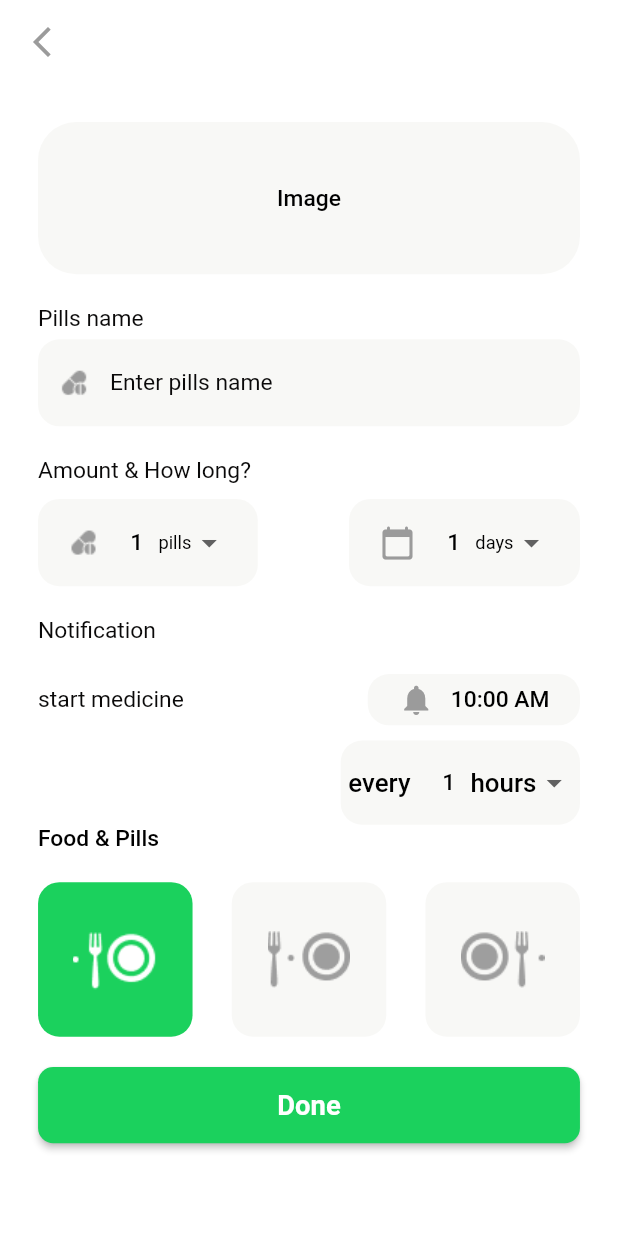
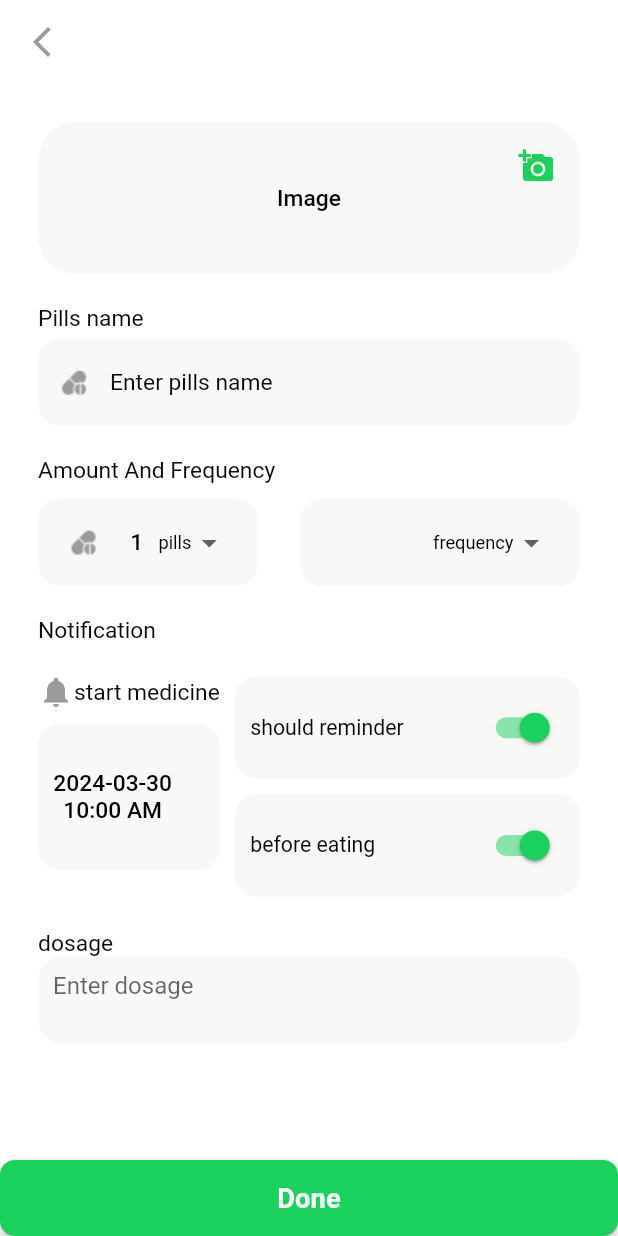
Before and after one commit to gen2-eslam/pill_reminder, a Flutter app: the AddMedecineScreen screen opened by its route, on a phone screen of 412 x 824 dp. Run offline on Flutter 3.47's test engine with Material 3 defaults, Android fonts, the phone set to English and light mode, and no system bars; our stand-ins replace bloc, dartz, dio, flutter_bloc, flutter_screenutil, get_it and 4 more; missing offline and left inert: omni_datetime_picker; accounts and stored records are empty.

Commit message:
make some changes in add medicinces

```diff
--- /dev/null
+++ b/devtools_options.yaml
@@ -0,0 +1 @@
+extensions:
--- /dev/null
+++ b/lib/controller/edit_medicien/medicien_cubit.dart
@@ -0,0 +1,41 @@
+import 'dart:io';
+
+import 'package:flutter_bloc/flutter_bloc.dart';
+import 'package:image_picker/image_picker.dart';
+import 'package:pill_reminder/model/medicines/medicines_model.dart';
+import 'package:pill_reminder/model/medicines/repo/medicines_repo.dart';
+import 'package:pill_reminder/module/add_mdecine/add_medecine_screen.dart';
+
+part 'medicien_state.dart';
+
+class EditMedicienCubit extends Cubit<EditMedicienState> {
+  EditMedicienCubit({required this.medicinesRepo}) : super(MedicienInitial());
+  MedicinesRepo medicinesRepo;
+  static EditMedicienCubit get(context) => BlocProvider.of(context);
+
+  final ImagePicker picker = ImagePicker();
+
+  File? image;
+  Future<void> getImage() async {
+    final pickedFile = await picker.pickImage(source: ImageSource.gallery);
+    if (pickedFile != null) {
+      image = File(pickedFile.path);
+      emit(AddImageSucess());
+    } else {
+      if (image == null) {
+        emit(AddImageError('No image selected'));
+      }
+    }
+  }
+
+  Future<void> addMedecin({required Medicines medicines}) async {
+    emit(MedicienLoading());
+    final response =
+        await medicinesRepo.addMedicines(medicines: medicines, image: image!);
+    response.fold((failures) {
+      emit(MedicienError(failures.errorMessage));
+    }, (sucess) {
+      emit(MedicienAddSuccess(sucess.message));
+    });
+  }
+}
--- /dev/null
+++ b/lib/controller/edit_medicien/medicien_state.dart
@@ -0,0 +1,25 @@
+part of 'medicien_cubit.dart';
+
+abstract class EditMedicienState {}
+
+final class MedicienInitial extends EditMedicienState {}
+
+// MedicienLoading
+final class MedicienLoading extends EditMedicienState {}
+
+final class MedicienError extends EditMedicienState {
+  final String error;
+  MedicienError(this.error);
+}
+
+final class MedicienAddSuccess extends EditMedicienState {
+  final String message;
+  MedicienAddSuccess(this.message);
+}
+
+final class AddImageError extends EditMedicienState {
+  final String error;
+  AddImageError(this.error);
+}
+
+final class AddImageSucess extends EditMedicienState {}
--- a/lib/core/routes/app_router.dart
+++ b/lib/core/routes/app_router.dart
@@ -1,8 +1,10 @@
 import 'package:flutter/material.dart';
 import 'package:flutter_bloc/flutter_bloc.dart';
+import 'package:pill_reminder/controller/edit_medicien/medicien_cubit.dart';
 import 'package:pill_reminder/controller/forget_password/forget_password_cubit.dart';
 import 'package:pill_reminder/controller/home/home_cubit.dart';
 import 'package:pill_reminder/controller/login/login_cubit.dart';
+import 'package:pill_reminder/controller/medicines/medicines_cubit.dart';
 import 'package:pill_reminder/controller/otp_password/otp_password_cubit.dart';
 import 'package:pill_reminder/controller/register/register_cubit.dart';
 import 'package:pill_reminder/controller/reset_password/reset_password_cubit.dart';
@@ -31,10 +33,6 @@ abstract class AppRouter {
     final arguments = settings.arguments;
 
     switch (settings.name) {
-      // case Routes.onBoardingScreen:
-      //   return MaterialPageRoute(
-      //     builder: (_) => const OnBoardingScreen(),
-      //   );
       case Routes.loginScreen:
         return MaterialPageRoute(
           builder: (_) => BlocProvider(
@@ -45,10 +43,11 @@ abstract class AppRouter {
       case Routes.homeScreen:
         return MaterialPageRoute(
           builder: (_) => BlocProvider(
-              create: (context) => HomeCubit(
-                    medicinesRepo: MedicinesRepoImpl(),
-                  ),
-              child: const HomeScreen()),
+            create: (context) => HomeCubit(
+              medicinesRepo: MedicinesRepoImpl(),
+            ),
+            child: const HomeScreen(),
+          ),
         );
 
       case Routes.signUpScreen:
@@ -91,7 +90,11 @@ abstract class AppRouter {
       //addMedecineScreen
       case Routes.addMedecineScreen:
         return MaterialPageRoute(
-          builder: (_) => const AddMedecineScreen(),
+          builder: (_) => BlocProvider(
+            create: (context) =>
+                EditMedicienCubit(medicinesRepo: MedicinesRepoImpl()),
+            child: const AddMedecineScreen(),
+          ),
         );
       case Routes.medecineScreen:
         return MaterialPageRoute(
--- a/lib/core/widgets/custom_elevated_button.dart
+++ b/lib/core/widgets/custom_elevated_button.dart
@@ -6,17 +6,20 @@ import 'package:pill_reminder/core/utils/space_Manager.dart';
 class CustomElevatedButton extends StatelessWidget {
   final Widget child;
   final VoidCallback? onPressed;
+  final ButtonStyle? style;
   const CustomElevatedButton({
     super.key,
     required this.child,
     this.onPressed,
+    this.style,
   });
 
   @override
   Widget build(BuildContext context) {
     return ElevatedButton(
         onPressed: onPressed,
-        style: ElevatedButton.styleFrom(
+        style: style ??
+            ElevatedButton.styleFrom(
                 shape: RoundedRectangleBorder(
                     borderRadius: BorderRadius.circular(AppPadding.p10)),
                 minimumSize: Size(double.infinity, 50.r),
--- a/lib/model/medicines/medicines_model.dart
+++ b/lib/model/medicines/medicines_model.dart
@@ -1,3 +1,7 @@
+import 'dart:io';
+
+import 'package:dio/dio.dart';
+
 class MedicinesModel {
   String message;
   int code;
@@ -82,4 +86,21 @@ class Medicines {
     data['start_time'] = startTime;
     return data;
   }
+
+   Future<FormData> addMed({required File image}) async {
+    String fileName = image.path.split('/').last;
+    FormData formData = FormData.fromMap({
+      'name': name,
+      'type': type,
+      'count': count,
+      'frequency': frequency,
+      'dosage': dosage,
+      'before_eating': beforeEating,
+      'should_reminder': shouldReminder,
+      'start_time': startTime,
+      "image": await MultipartFile.fromFile(image.path, filename: fileName),
+    });
+
+    return formData;
+  }
 }
--- a/lib/model/medicines/repo/medicines_repo.dart
+++ b/lib/model/medicines/repo/medicines_repo.dart
@@ -1,3 +1,5 @@
+import 'dart:io';
+
 import 'package:dartz/dartz.dart';
 import 'package:dio/dio.dart';
 import 'package:pill_reminder/core/error/failure.dart';
@@ -10,6 +12,9 @@ import 'package:pill_reminder/model/register/register_response.dart';
 
 abstract class MedicinesRepo {
   Future<Either<Failures, MedicinesModel>> getMedicines();
+
+  Future<Either<Failures, AuthResponse>> addMedicines(
+      {required Medicines medicines, required File image});
 
   Future<Either<Failures, AuthResponse>> editMedicines(
       {required int id, required Medicines medicines});
@@ -69,4 +74,21 @@ class MedicinesRepoImpl implements MedicinesRepo {
       return Left(LocalFailures(errorMessage: e.toString()));
     }
   }
+
+  @override
+  Future<Either<Failures, AuthResponse>> addMedicines(
+      {required Medicines medicines, required File image}) async {
+    try {
+      final response = await DioHelper.postData(
+        url: PillReminderEndPoint.storeMedicine,
+        token: CacheService.getDataString(key: Keys.token),
+        data: medicines.addMed(image: image),
+      );
+      return Right(AuthResponse.fromJson(response.data));
+    } on DioException catch (e) {
+      return Left(ServerFailure.fromDioError(e));
+    } catch (e) {
+      return Left(LocalFailures(errorMessage: e.toString()));
+    }
+  }
 }
--- a/lib/module/add_mdecine/add_medecine_screen.dart
+++ b/lib/module/add_mdecine/add_medecine_screen.dart
@@ -1,5 +1,7 @@
 import 'package:flutter/material.dart';
+import 'package:flutter_bloc/flutter_bloc.dart';
 import 'package:flutter_screenutil/flutter_screenutil.dart';
+import 'package:pill_reminder/controller/edit_medicien/medicien_cubit.dart';
 import 'package:pill_reminder/core/helper/extensions.dart';
 import 'package:pill_reminder/core/theme/manager/colors_manager.dart';
 import 'package:pill_reminder/core/theme/manager/text_style_manager.dart';
@@ -18,7 +20,6 @@ class AddMedecineScreen extends StatelessWidget {
   @override
   Widget build(BuildContext context) {
     return Scaffold(
-      resizeToAvoidBottomInset: false,
       appBar: AppBar(
         backgroundColor: ColorsManager.white,
         leading: InkWell(
@@ -34,10 +35,33 @@ class AddMedecineScreen extends StatelessWidget {
       body: Container(
         padding: EdgeInsets.all(25.r),
         width: context.deviceWidth,
+        child: SingleChildScrollView(
           child: Column(
             crossAxisAlignment: CrossAxisAlignment.start,
             children: [
-            const AddImage(),
+              Stack(
+                children: [
+                  BlocBuilder<EditMedicienCubit, EditMedicienState>(
+                    builder: (context, state) {
+                      return AddImage(
+                        image: EditMedicienCubit.get(context).image,
+                      );
+                    },
+                  ),
+                  Positioned(
+                    top: 5,
+                    right: 5,
+                    child: IconButton(
+                        icon: const Icon(
+                          Icons.add_a_photo,
+                          color: ColorsManager.green,
+                        ),
+                        onPressed: () {
+                          EditMedicienCubit.get(context).getImage();
+                        }),
+                  ),
+                ],
+              ),
               SizedBox(height: 20.h),
               const CustomTextFeild(
                 title: "Pills name",
@@ -47,19 +71,44 @@ class AddMedecineScreen extends StatelessWidget {
               ),
               const AmountAndHowLong(),
               const NotificationSection(),
-            FoodAndPillsList(),
               SizedBox(height: 20.h),
-            CustomElevatedButton(
+              CustomText(
+                text: "dosage",
+                style: TextStyleManager.textStyle15w400,
+                color: ColorsManager.black,
+              ),
+              Container(
+                clipBehavior: Clip.antiAlias,
+                decoration: BoxDecoration(
+                  borderRadius: BorderRadius.circular(15.r),
+                ),
+                child: const TextField(
+                  maxLines: null,
+                  minLines: 2,
+                  decoration: InputDecoration(
+                    hintText: "Enter dosage",
+                    fillColor: ColorsManager.lightGray,
+                    filled: true,
+                    border: InputBorder.none,
+                    contentPadding: EdgeInsets.all(10),
+                  ),
+                ),
+              ),
+              SizedBox(height: 20.h),
+            ],
+          ),
+        ),
+      ),
+      bottomNavigationBar: CustomElevatedButton(
         onPressed: () {
           // context.pushNamed(Routes.homeScreen);
         },
+
         child: CustomText(
           text: "Done",
+
           style: TextStyleManager.textStyle18w600,
           color: Colors.white,
-              ),
-            ),
-          ],
         ),
       ),
     );
--- a/lib/module/add_mdecine/widgets/add_image.dart
+++ b/lib/module/add_mdecine/widgets/add_image.dart
@@ -1,3 +1,5 @@
+import 'dart:io';
+
 import 'package:flutter/material.dart';
 import 'package:flutter_screenutil/flutter_screenutil.dart';
 import 'package:pill_reminder/core/helper/extensions.dart';
@@ -6,7 +8,7 @@ import 'package:pill_reminder/core/theme/manager/text_style_manager.dart';
 import 'package:pill_reminder/core/widgets/custom_text.dart';
 
 class AddImage extends StatelessWidget {
-  final String? image;
+  final File? image;
   const AddImage({
     super.key,
     this.image,
@@ -25,7 +27,11 @@ class AddImage extends StatelessWidget {
       ),
       child: image == null
           ? CustomText(text: "Image", style: TextStyleManager.textStyle15w500)
-          : Image.network(image!),
+          : Image.file(
+              image!,
+              fit: BoxFit.cover,
+              width: context.deviceWidth,
+            ),
     );
   }
 }
--- a/lib/module/add_mdecine/widgets/amount_and_how_long.dart
+++ b/lib/module/add_mdecine/widgets/amount_and_how_long.dart
@@ -17,7 +17,7 @@ class AmountAndHowLong extends StatelessWidget {
       children: [
         SizedBox(height: 20.h),
         CustomText(
-          text: "Amount & How long?",
+          text: "Amount And Frequency",
           style: TextStyleManager.textStyle15w400,
           color: ColorsManager.black,
         ),
@@ -86,44 +86,36 @@ class AmountAndHowLong extends StatelessWidget {
               child: Row(
                 mainAxisSize: MainAxisSize.min,
                 children: [
-                  const Icon(Icons.calendar_today_rounded,
-                      color: ColorsManager.gray),
+                  // const Icon(Icons.calendar_today_rounded,
+                  //     color: ColorsManager.gray),
                   SizedBox(width: 10.w),
                   DropdownButton(
                     icon: Row(children: [
                       CustomText(
-                          text: "days",
+                          text: "frequency",
                           style: TextStyleManager.textStyle12w400),
                       const Icon(Icons.arrow_drop_down)
                     ]),
-                    hint: Padding(
-                        padding: EdgeInsets.symmetric(horizontal: 10.r),
-                        child: CustomText(
-                          text: "1",
-                          style: TextStyleManager.textStyle15w500,
-                        )),
+                    // hint: Padding(
+                    //     padding: EdgeInsets.symmetric(horizontal: 10.r),
+                    //     child: CustomText(
+                    //       text: "1",
+                    //       style: TextStyleManager.textStyle15w500,
+                    //     )),
                     underline: Container(),
                     onChanged: (value) {},
                     items: const [
                       DropdownMenuItem(
-                        value: "1",
-                        child: Text("1"),
+                        value: "daily",
+                        child: Text("daily"),
                       ),
                       DropdownMenuItem(
-                        value: "2",
-                        child: Text("2"),
+                        value: "weekly",
+                        child: Text("weekly"),
                       ),
                       DropdownMenuItem(
-                        value: "3",
-                        child: Text("3"),
-                      ),
-                      DropdownMenuItem(
-                        value: "4",
-                        child: Text("4"),
-                      ),
-                      DropdownMenuItem(
-                        value: "5",
-                        child: Text("5"),
+                        value: "monthly",
+                        child: Text("monthly"),
                       ),
                     ],
                   ),
--- a/lib/module/add_mdecine/widgets/notification_section.dart
+++ b/lib/module/add_mdecine/widgets/notification_section.dart
@@ -13,7 +13,7 @@ class NotificationSection extends StatelessWidget {
   @override
   Widget build(BuildContext context) {
     return Column(
-      mainAxisAlignment: MainAxisAlignment.start,
+      mainAxisAlignment: MainAxisAlignment.center,
       crossAxisAlignment: CrossAxisAlignment.start,
       mainAxisSize: MainAxisSize.min,
       children: [
@@ -24,98 +24,126 @@ class NotificationSection extends StatelessWidget {
             color: ColorsManager.black),
         SizedBox(height: 20.h),
         Row(
+          mainAxisAlignment: MainAxisAlignment.spaceBetween,
+          crossAxisAlignment: CrossAxisAlignment.center,
+          children: [
+            IntrinsicWidth(
+              stepHeight: 50,
+              child: Column(
                 crossAxisAlignment: CrossAxisAlignment.center,
                 mainAxisAlignment: MainAxisAlignment.spaceBetween,
                 children: [
+                  Row(
+                    children: [
+                      const Icon(Icons.notifications,
+                          color: ColorsManager.gray),
                       CustomText(
+                          textAlign: TextAlign.start,
                           text: "start medicine",
                           style: TextStyleManager.textStyle15w400,
                           color: ColorsManager.black),
-            Container(
-              padding: EdgeInsets.symmetric(vertical: 5.r, horizontal: 20.r),
+                    ],
+                  ),
+                  InkWell(
+                    onTap: () async {
+                      //todo add time and date
+                      await showOmniDateTimePicker(context: context);
+                    },
+                    child: Container(
+                      padding: EdgeInsets.symmetric(
+                          vertical: 30.r, horizontal: 10.r),
                       decoration: BoxDecoration(
                         color: ColorsManager.lightGray,
                         borderRadius: BorderRadius.circular(14.r),
                       ),
-              child: InkWell(
-                onTap: () async {
-                  //todo add time and date
-                  await showOmniDateTimePicker(context: context);
-                },
                       child: Row(
+                        mainAxisSize: MainAxisSize.max,
                         children: [
-                    const Icon(Icons.notifications, color: ColorsManager.gray),
-                    SizedBox(width: 10.w),
+                          Column(
+                            children: [
+                              FittedBox(
+                                child: CustomText(
+                                  text: "2024-03-30",
+                                  style: TextStyleManager.textStyle15w500,
+                                ),
+                              ),
                               FittedBox(
                                 child: CustomText(
                                   text: "10:00 AM",
                                   style: TextStyleManager.textStyle15w500,
                                 ),
+                              ),
+                            ],
                           )
+                        ],
+                      ),
+                    ),
+                  ),
+                  SizedBox(height: 10.h),
+                ],
+              ),
+            ),
+            SizedBox(width: 10.r),
+            Expanded(
+              child: IntrinsicWidth(
+                child: Column(
+                  children: [
+                    Container(
+                      padding: EdgeInsets.all(10.r),
+                      decoration: BoxDecoration(
+                        color: ColorsManager.lightGray,
+                        borderRadius: BorderRadius.circular(14.r),
+                      ),
+                      child: Row(
+                        // mainAxisSize: MainAxisSize.min,
+                        mainAxisAlignment: MainAxisAlignment.spaceBetween,
+                        children: [
+                          FittedBox(
+                            child: CustomText(
+                                text: "should reminder",
+                                style: TextStyleManager.textStyle14w400,
+                                color: ColorsManager.black),
+                          ),
+                          Switch(
+                            value: true,
+                            onChanged: (value) {},
+                            activeColor: ColorsManager.green,
+                          ),
+                        ],
+                      ),
+                    ),
+                    SizedBox(height: 10.h),
+                    Container(
+                      padding: EdgeInsets.all(10.r),
+                      decoration: BoxDecoration(
+                        color: ColorsManager.lightGray,
+                        borderRadius: BorderRadius.circular(14.r),
+                      ),
+                      child: Row(
+                        // mainAxisSize: MainAxisSize.min,
+                        mainAxisAlignment: MainAxisAlignment.spaceBetween,
+                        children: [
+                          FittedBox(
+                            child: CustomText(
+                                text: "before eating",
+                                style: TextStyleManager.textStyle14w400,
+                                color: ColorsManager.black),
+                          ),
+                          Switch(
+                            value: true,
+                            onChanged: (value) {},
+                            activeColor: ColorsManager.green,
+                          ),
+                        ],
+                      ),
+                    ),
                   ],
                 ),
               ),
             ),
           ],
         ),
-        SizedBox(height: 10.h),
-        Align(
-          alignment: AlignmentDirectional.topEnd,
-          child: Container(
-            padding: EdgeInsets.symmetric(vertical: 4.r, horizontal: 5.r),
-            decoration: BoxDecoration(
-              color: ColorsManager.lightGray,
-              borderRadius: BorderRadius.circular(14.r),
-            ),
-            child: Row(
-              mainAxisSize: MainAxisSize.min,
-              children: [
-                // const Icon(Icons.calendar_today_rounded,
-                //     color: ColorsManager.gray),
-                CustomText(
-                    text: "every", style: TextStyleManager.textStyle17w500),
-                SizedBox(width: 10.w),
-                DropdownButton(
-                  icon: Row(children: [
-                    CustomText(
-                        text: "hours", style: TextStyleManager.textStyle17w500),
-                    const Icon(Icons.arrow_drop_down)
-                  ]),
-                  hint: Padding(
-                      padding: EdgeInsets.symmetric(horizontal: 10.r),
-                      child: CustomText(
-                        text: "1",
-                        style: TextStyleManager.textStyle15w500,
-                      )),
-                  underline: Container(),
-                  onChanged: (value) {},
-                  items: const [
-                    DropdownMenuItem(
-                      value: "1",
-                      child: Text("1"),
-                    ),
-                    DropdownMenuItem(
-                      value: "2",
-                      child: Text("2"),
-                    ),
-                    DropdownMenuItem(
-                      value: "3",
-                      child: Text("3"),
-                    ),
-                    DropdownMenuItem(
-                      value: "4",
-                      child: Text("4"),
-                    ),
-                    DropdownMenuItem(
-                      value: "5",
-                      child: Text("5"),
-                    ),
-                  ],
-                ),
-              ],
-            ),
-          ),
-        ),
+
       ],
     );
   }
--- a/lib/module/medecine/medecine_screen.dart
+++ b/lib/module/medecine/medecine_screen.dart
@@ -74,9 +74,9 @@ class MedecineScreen extends StatelessWidget {
             child: Column(
               crossAxisAlignment: CrossAxisAlignment.start,
               children: [
-                AddImage(
-                  image: medicines.image,
-                ),
+                // AddImage(
+                //   image: medicines.image,
+                // ),
                 SizedBox(height: 20.h),
                 CustomTextFeild(
                   title: "Pills name",
```
Also changed, not shown: 1 other file. Lines whose indentation alone changed are shown as unchanged.
